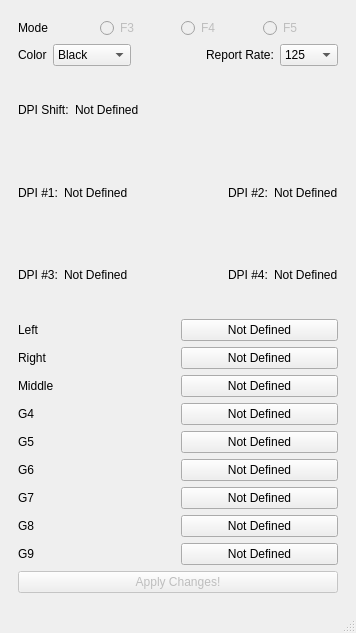
Before: the Qt Designer form UI/rattrap.ui in sahinakkaya/rattrap, drawn with Qt 5.
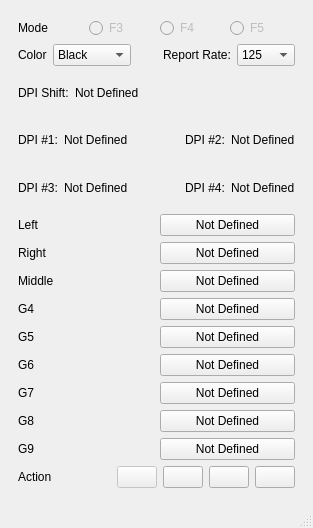
After: the same form once the commit is applied.

Commit message: Add functionality to reset profiles to its default

```diff
--- a/UI/rattrap.ui
+++ b/UI/rattrap.ui
@@ -6,10 +6,16 @@
    <rect>
     <x>0</x>
     <y>0</y>
-    <width>356</width>
-    <height>633</height>
+    <width>313</width>
+    <height>528</height>
    </rect>
   </property>
+  <property name="sizePolicy">
+   <sizepolicy hsizetype="Maximum" vsizetype="Maximum">
+    <horstretch>0</horstretch>
+    <verstretch>0</verstretch>
+   </sizepolicy>
+  </property>
   <property name="windowTitle">
    <string>Rattrap</string>
   </property>
@@ -444,14 +450,98 @@
           </layout>
          </item>
          <item>
-          <widget class="QPushButton" name="button_apply">
-           <property name="enabled">
-            <bool>false</bool>
-           </property>
-           <property name="text">
-            <string>Apply Changes!</string>
-           </property>
-          </widget>
+          <layout class="QHBoxLayout" name="horizontalLayout_13">
+           <item>
+            <widget class="QLabel" name="label_2">
+             <property name="text">
+              <string>Action</string>
+             </property>
+            </widget>
+           </item>
+           <item>
+            <spacer name="horizontalSpacer_5">
+             <property name="orientation">
+              <enum>Qt::Horizontal</enum>
+             </property>
+             <property name="sizeHint" stdset="0">
+              <size>
+               <width>40</width>
+               <height>20</height>
+              </size>
+             </property>
+            </spacer>
+           </item>
+           <item>
+            <widget class="QPushButton" name="button_apply">
+             <property name="enabled">
+              <bool>false</bool>
+             </property>
+             <property name="sizePolicy">
+              <sizepolicy hsizetype="Maximum" vsizetype="Fixed">
+               <horstretch>0</horstretch>
+               <verstretch>0</verstretch>
+              </sizepolicy>
+             </property>
+             <property name="statusTip">
+              <string>Apply all changes</string>
+             </property>
+             <property name="text">
+              <string/>
+             </property>
+            </widget>
+           </item>
+           <item>
+            <widget class="QPushButton" name="button_reset">
+             <property name="sizePolicy">
+              <sizepolicy hsizetype="Maximum" vsizetype="Fixed">
+               <horstretch>0</horstretch>
+               <verstretch>0</verstretch>
+              </sizepolicy>
+             </property>
+             <property name="statusTip">
+              <string>Reset to defaults</string>
+             </property>
+             <property name="whatsThis">
+              <string/>
+             </property>
+             <property name="text">
+              <string/>
+             </property>
+            </widget>
+           </item>
+           <item>
+            <widget class="QPushButton" name="button_export">
+             <property name="sizePolicy">
+              <sizepolicy hsizetype="Maximum" vsizetype="Fixed">
+               <horstretch>0</horstretch>
+               <verstretch>0</verstretch>
+              </sizepolicy>
+             </property>
+             <property name="statusTip">
+              <string>Export configuration</string>
+             </property>
+             <property name="text">
+              <string/>
+             </property>
+            </widget>
+           </item>
+           <item>
+            <widget class="QPushButton" name="button_import">
+             <property name="sizePolicy">
+              <sizepolicy hsizetype="Maximum" vsizetype="Fixed">
+               <horstretch>0</horstretch>
+               <verstretch>0</verstretch>
+              </sizepolicy>
+             </property>
+             <property name="statusTip">
+              <string>Import configuration</string>
+             </property>
+             <property name="text">
+              <string/>
+             </property>
+            </widget>
+           </item>
+          </layout>
          </item>
         </layout>
        </item>
```
Left out of the diff: 20 changed lines with no effect on the pictures. The commit also changes 4 other files.
